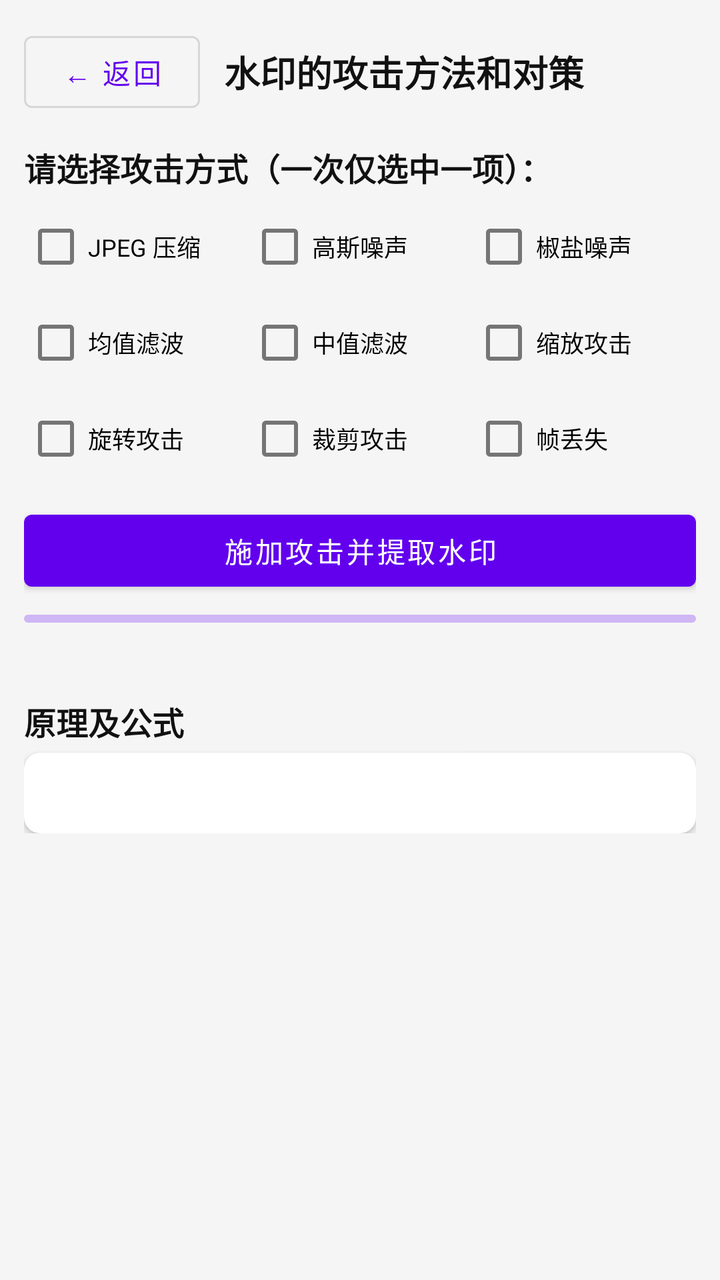
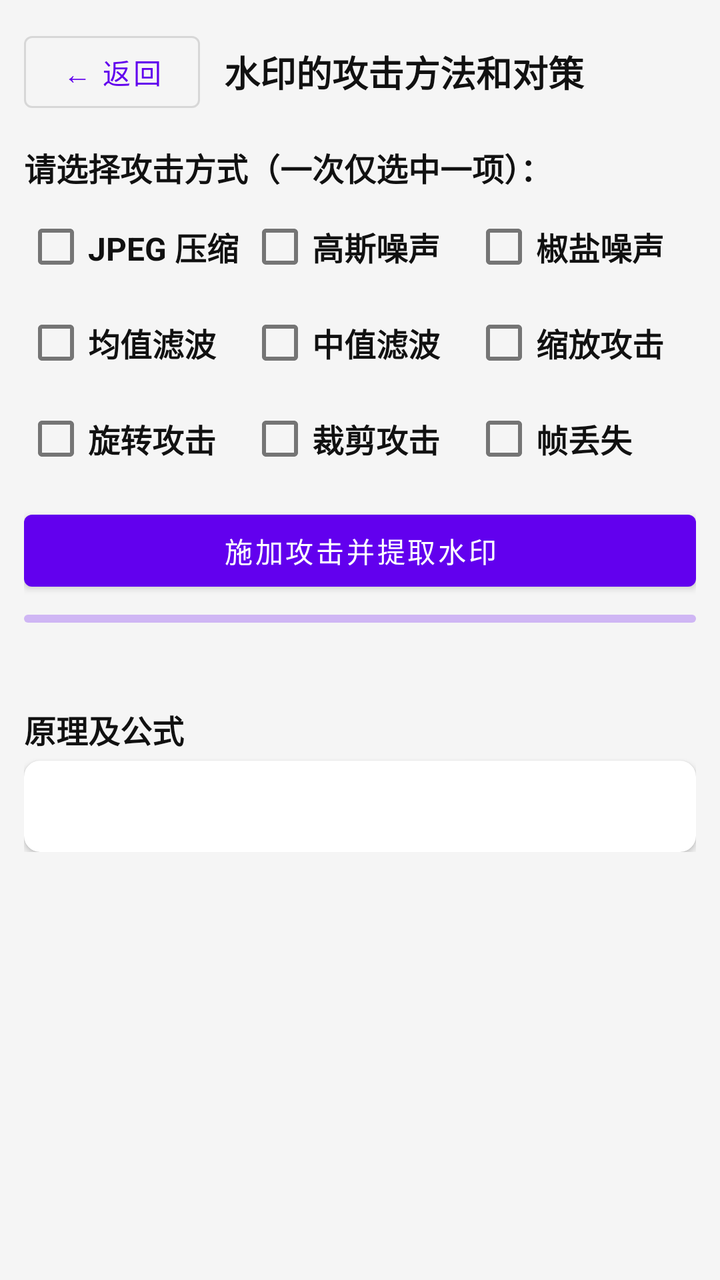

Before-and-after screenshots of an Android layout around one commit, followed by the original layout XML and the change that was made.
<!-- AndroidManifest.xml: application theme Theme.OpencvProcessing -->
<!-- res/layout/fragment_wm_attack_layout.xml -->
<?xml version="1.0" encoding="utf-8"?>
<androidx.core.widget.NestedScrollView xmlns:android="http://schemas.android.com/apk/res/android"
    xmlns:app="http://schemas.android.com/apk/res-auto"
    android:layout_width="match_parent"
    android:layout_height="match_parent"
    android:background="#F5F5F5">

    <LinearLayout
        android:layout_width="match_parent"
        android:layout_height="wrap_content"
        android:orientation="vertical"
        android:padding="12dp">

        
        
        <LinearLayout
            android:layout_width="match_parent"
            android:layout_height="wrap_content"
            android:gravity="center_vertical"
            android:orientation="horizontal">

            <com.google.android.material.button.MaterialButton
                android:id="@+id/btn_back"
                style="@style/Widget.MaterialComponents.Button.OutlinedButton"
                android:layout_width="wrap_content"
                android:layout_height="wrap_content"
                android:text="@string/common_back"
                android:textAllCaps="false" />

            <TextView
                android:layout_width="0dp"
                android:layout_height="wrap_content"
                android:layout_marginStart="12dp"
                android:layout_weight="1"
                android:text="@string/wm_attack_title"
                android:textColor="#111111"
                android:textSize="18sp"
                android:textStyle="bold" />
        </LinearLayout>

        
        
        <TextView
            android:layout_width="match_parent"
            android:layout_height="wrap_content"
            android:layout_marginTop="12dp"
            android:text="@string/wm_attack_select_hint"
            android:textColor="#111111"
            android:textSize="16sp"
            android:textStyle="bold" />

        <GridLayout
            android:layout_width="match_parent"
            android:layout_height="wrap_content"
            android:layout_marginTop="4dp"
            android:columnCount="3"
            android:alignmentMode="alignMargins">

            <com.google.android.material.checkbox.MaterialCheckBox
                android:id="@+id/cb_atk_jpeg"
                android:layout_width="0dp"
                android:layout_height="wrap_content"
                android:layout_columnWeight="1"
                android:text="@string/wm_atk_jpeg"
                android:textSize="12sp" />

            <com.google.android.material.checkbox.MaterialCheckBox
                android:id="@+id/cb_atk_gaussian"
                android:layout_width="0dp"
                android:layout_height="wrap_content"
                android:layout_columnWeight="1"
                android:text="@string/wm_atk_gaussian"
                android:textSize="12sp" />

            <com.google.android.material.checkbox.MaterialCheckBox
                android:id="@+id/cb_atk_salt"
                android:layout_width="0dp"
                android:layout_height="wrap_content"
                android:layout_columnWeight="1"
                android:text="@string/wm_atk_salt"
                android:textSize="12sp" />

            <com.google.android.material.checkbox.MaterialCheckBox
                android:id="@+id/cb_atk_mean"
                android:layout_width="0dp"
                android:layout_height="wrap_content"
                android:layout_columnWeight="1"
                android:text="@string/wm_atk_mean"
                android:textSize="12sp" />

            <com.google.android.material.checkbox.MaterialCheckBox
                android:id="@+id/cb_atk_median"
                android:layout_width="0dp"
                android:layout_height="wrap_content"
                android:layout_columnWeight="1"
                android:text="@string/wm_atk_median"
                android:textSize="12sp" />

            <com.google.android.material.checkbox.MaterialCheckBox
                android:id="@+id/cb_atk_scale"
                android:layout_width="0dp"
                android:layout_height="wrap_content"
                android:layout_columnWeight="1"
                android:text="@string/wm_atk_scale"
                android:textSize="12sp" />

            <com.google.android.material.checkbox.MaterialCheckBox
                android:id="@+id/cb_atk_rotate"
                android:layout_width="0dp"
                android:layout_height="wrap_content"
                android:layout_columnWeight="1"
                android:text="@string/wm_atk_rotate"
                android:textSize="12sp" />

            <com.google.android.material.checkbox.MaterialCheckBox
                android:id="@+id/cb_atk_crop"
                android:layout_width="0dp"
                android:layout_height="wrap_content"
                android:layout_columnWeight="1"
                android:text="@string/wm_atk_crop"
                android:textSize="12sp" />

            <com.google.android.material.checkbox.MaterialCheckBox
                android:id="@+id/cb_atk_drop"
                android:layout_width="0dp"
                android:layout_height="wrap_content"
                android:layout_columnWeight="1"
                android:text="@string/wm_atk_drop"
                android:textSize="12sp" />
        </GridLayout>

        
        
        <com.google.android.material.button.MaterialButton
            android:id="@+id/btn_attack"
            android:layout_width="match_parent"
            android:layout_height="wrap_content"
            android:layout_marginTop="8dp"
            android:text="@string/wm_btn_attack"
            android:textAllCaps="false" />

        
        
        <com.google.android.material.progressindicator.LinearProgressIndicator
            android:id="@+id/progress"
            android:layout_width="match_parent"
            android:layout_height="wrap_content"
            android:layout_marginTop="8dp"
            android:max="100"
            app:trackCornerRadius="4dp" />

        <TextView
            android:id="@+id/tv_status"
            android:layout_width="match_parent"
            android:layout_height="wrap_content"
            android:layout_marginTop="4dp"
            android:textColor="#666666"
            android:textSize="13sp" />

        
        
        <TextView
            android:id="@+id/tv_result_title"
            android:layout_width="match_parent"
            android:layout_height="wrap_content"
            android:layout_marginTop="12dp"
            android:text="@string/wm_attack_result_title"
            android:textColor="#111111"
            android:textSize="16sp"
            android:textStyle="bold"
            android:visibility="gone" />

        <LinearLayout
            android:id="@+id/layout_frame_compare"
            android:layout_width="match_parent"
            android:layout_height="wrap_content"
            android:layout_marginTop="4dp"
            android:orientation="horizontal"
            android:visibility="gone">

            <LinearLayout
                android:layout_width="0dp"
                android:layout_height="wrap_content"
                android:layout_marginEnd="6dp"
                android:layout_weight="1"
                android:orientation="vertical">

                <TextView
                    android:layout_width="match_parent"
                    android:layout_height="wrap_content"
                    android:gravity="center"
                    android:text="@string/wm_watermarked_frame"
                    android:textColor="#333333"
                    android:textSize="13sp"
                    android:textStyle="bold" />

                <ImageView
                    android:id="@+id/iv_frame_before"
                    android:layout_width="match_parent"
                    android:layout_height="110dp"
                    android:layout_marginTop="4dp"
                    android:contentDescription="@string/wm_watermarked_frame_desc"
                    android:scaleType="fitCenter"
                    android:background="#DDDDDD" />
            </LinearLayout>

            <LinearLayout
                android:layout_width="0dp"
                android:layout_height="wrap_content"
                android:layout_marginStart="6dp"
                android:layout_weight="1"
                android:orientation="vertical">

                <TextView
                    android:layout_width="match_parent"
                    android:layout_height="wrap_content"
                    android:gravity="center"
                    android:text="@string/wm_attacked_frame"
                    android:textColor="#333333"
                    android:textSize="13sp"
                    android:textStyle="bold" />

                <ImageView
                    android:id="@+id/iv_frame_after"
                    android:layout_width="match_parent"
                    android:layout_height="110dp"
                    android:layout_marginTop="4dp"
                    android:contentDescription="@string/wm_attacked_frame_desc"
                    android:scaleType="fitCenter"
                    android:background="#DDDDDD" />
            </LinearLayout>
        </LinearLayout>

        
        
        <LinearLayout
            android:id="@+id/layout_extract_result"
            android:layout_width="match_parent"
            android:layout_height="wrap_content"
            android:layout_marginTop="8dp"
            android:orientation="horizontal"
            android:visibility="gone">

            <ImageView
                android:id="@+id/iv_watermark_extracted"
                android:layout_width="96dp"
                android:layout_height="96dp"
                android:contentDescription="@string/wm_watermark_extracted_desc"
                android:scaleType="fitCenter" />

            <TextView
                android:id="@+id/tv_metrics"
                android:layout_width="0dp"
                android:layout_height="wrap_content"
                android:layout_marginStart="12dp"
                android:layout_gravity="center_vertical"
                android:layout_weight="1"
                android:textColor="#1B5E20"
                android:textSize="13sp" />
        </LinearLayout>

        
        
        <TextView
            android:id="@+id/tv_countermeasure_title"
            android:layout_width="match_parent"
            android:layout_height="wrap_content"
            android:layout_marginTop="12dp"
            android:text="@string/wm_countermeasure_title"
            android:textColor="#111111"
            android:textSize="16sp"
            android:textStyle="bold"
            android:visibility="gone" />

        <com.google.android.material.card.MaterialCardView
            android:id="@+id/card_countermeasure"
            android:layout_width="match_parent"
            android:layout_height="wrap_content"
            android:layout_marginTop="4dp"
            app:cardCornerRadius="8dp"
            app:cardElevation="2dp"
            android:visibility="gone">

            <TextView
                android:id="@+id/tv_countermeasure"
                android:layout_width="match_parent"
                android:layout_height="wrap_content"
                android:padding="12dp"
                android:textColor="#333333"
                android:textSize="12sp" />
        </com.google.android.material.card.MaterialCardView>

        
        
        <TextView
            android:layout_width="match_parent"
            android:layout_height="wrap_content"
            android:layout_marginTop="16dp"
            android:text="@string/common_principle_formula"
            android:textColor="#111111"
            android:textSize="16sp"
            android:textStyle="bold" />

        <com.google.android.material.card.MaterialCardView
            android:layout_width="match_parent"
            android:layout_height="wrap_content"
            android:layout_marginTop="4dp"
            app:cardCornerRadius="8dp"
            app:cardElevation="2dp">

            <TextView
                android:id="@+id/tv_formula"
                android:layout_width="match_parent"
                android:layout_height="wrap_content"
                android:padding="12dp"
                android:textColor="#333333"
                android:textSize="12sp" />
        </com.google.android.material.card.MaterialCardView>

    </LinearLayout>
</androidx.core.widget.NestedScrollView>
<!-- resources referenced by this layout -->
<resources>
  <string name="common_back">← 返回</string>
  <string name="common_principle_formula">原理及公式</string>
  <string name="wm_atk_crop">裁剪攻击</string>
  <string name="wm_atk_drop">帧丢失</string>
  <string name="wm_atk_gaussian">高斯噪声</string>
  <string name="wm_atk_jpeg">JPEG 压缩</string>
  <string name="wm_atk_mean">均值滤波</string>
  <string name="wm_atk_median">中值滤波</string>
  <string name="wm_atk_rotate">旋转攻击</string>
  <string name="wm_atk_salt">椒盐噪声</string>
  <string name="wm_atk_scale">缩放攻击</string>
  <string name="wm_attack_result_title">攻击结果（中间帧对比）</string>
  <string name="wm_attack_select_hint">请选择攻击方式（一次仅选中一项）：</string>
  <string name="wm_attack_title">水印的攻击方法和对策</string>
  <string name="wm_attacked_frame">受攻击帧</string>
  <string name="wm_attacked_frame_desc">受攻击视频帧</string>
  <string name="wm_btn_attack">施加攻击并提取水印</string>
  <string name="wm_countermeasure_title">对策说明</string>
  <string name="wm_watermark_extracted_desc">提取出的水印</string>
  <string name="wm_watermarked_frame">含水印帧</string>
  <string name="wm_watermarked_frame_desc">含水印视频帧</string>
  <style name="Theme.OpencvProcessing" parent="Theme.MaterialComponents.DayNight.DarkActionBar">
          
          <item name="colorPrimary">@color/purple_500</item>
          <item name="colorPrimaryVariant">@color/purple_700</item>
          <item name="colorOnPrimary">@color/white</item>
          
          <item name="colorSecondary">@color/teal_200</item>
          <item name="colorSecondaryVariant">@color/teal_700</item>
          <item name="colorOnSecondary">@color/black</item>
          
          <item name="android:statusBarColor">?attr/colorPrimaryVariant</item>
          
      </style>
  <color name="purple_500">#FF6200EE</color>
  <color name="purple_700">#FF3700B3</color>
  <color name="white">#FFFFFFFF</color>
  <color name="teal_200">#FF03DAC5</color>
  <color name="teal_700">#FF018786</color>
  <color name="black">#FF000000</color>
</resources>

<!-- the commit's change to res/layout/fragment_wm_attack_layout.xml (unified diff, before → after) -->
@@ -62,7 +62,9 @@
                 android:layout_height="wrap_content"
                 android:layout_columnWeight="1"
                 android:text="@string/wm_atk_jpeg"
-                android:textSize="12sp" />
+                android:textSize="16sp"
+                android:textStyle="bold"
+                android:textColor="#111111" />
 
             <com.google.android.material.checkbox.MaterialCheckBox
                 android:id="@+id/cb_atk_gaussian"
@@ -70,7 +72,9 @@
                 android:layout_height="wrap_content"
                 android:layout_columnWeight="1"
                 android:text="@string/wm_atk_gaussian"
-                android:textSize="12sp" />
+                android:textSize="16sp"
+                android:textStyle="bold"
+                android:textColor="#111111" />
 
             <com.google.android.material.checkbox.MaterialCheckBox
                 android:id="@+id/cb_atk_salt"
@@ -78,7 +82,9 @@
                 android:layout_height="wrap_content"
                 android:layout_columnWeight="1"
                 android:text="@string/wm_atk_salt"
-                android:textSize="12sp" />
+                android:textSize="16sp"
+                android:textStyle="bold"
+                android:textColor="#111111" />
 
             <com.google.android.material.checkbox.MaterialCheckBox
                 android:id="@+id/cb_atk_mean"
@@ -86,7 +92,9 @@
                 android:layout_height="wrap_content"
                 android:layout_columnWeight="1"
                 android:text="@string/wm_atk_mean"
-                android:textSize="12sp" />
+                android:textSize="16sp"
+                android:textStyle="bold"
+                android:textColor="#111111" />
 
             <com.google.android.material.checkbox.MaterialCheckBox
                 android:id="@+id/cb_atk_median"
@@ -94,7 +102,9 @@
                 android:layout_height="wrap_content"
                 android:layout_columnWeight="1"
                 android:text="@string/wm_atk_median"
-                android:textSize="12sp" />
+                android:textSize="16sp"
+                android:textStyle="bold"
+                android:textColor="#111111" />
 
             <com.google.android.material.checkbox.MaterialCheckBox
                 android:id="@+id/cb_atk_scale"
@@ -102,7 +112,9 @@
                 android:layout_height="wrap_content"
                 android:layout_columnWeight="1"
                 android:text="@string/wm_atk_scale"
-                android:textSize="12sp" />
+                android:textSize="16sp"
+                android:textStyle="bold"
+                android:textColor="#111111" />
 
             <com.google.android.material.checkbox.MaterialCheckBox
                 android:id="@+id/cb_atk_rotate"
@@ -110,7 +122,9 @@
                 android:layout_height="wrap_content"
                 android:layout_columnWeight="1"
                 android:text="@string/wm_atk_rotate"
-                android:textSize="12sp" />
+                android:textSize="16sp"
+                android:textStyle="bold"
+                android:textColor="#111111" />
 
             <com.google.android.material.checkbox.MaterialCheckBox
                 android:id="@+id/cb_atk_crop"
@@ -118,7 +132,9 @@
                 android:layout_height="wrap_content"
                 android:layout_columnWeight="1"
                 android:text="@string/wm_atk_crop"
-                android:textSize="12sp" />
+                android:textSize="16sp"
+                android:textStyle="bold"
+                android:textColor="#111111" />
 
             <com.google.android.material.checkbox.MaterialCheckBox
                 android:id="@+id/cb_atk_drop"
@@ -126,7 +142,9 @@
                 android:layout_height="wrap_content"
                 android:layout_columnWeight="1"
                 android:text="@string/wm_atk_drop"
-                android:textSize="12sp" />
+                android:textSize="16sp"
+                android:textStyle="bold"
+                android:textColor="#111111" />
         </GridLayout>
 
         
@@ -154,8 +172,9 @@
             android:layout_width="match_parent"
             android:layout_height="wrap_content"
             android:layout_marginTop="4dp"
-            android:textColor="#666666"
-            android:textSize="13sp" />
+            android:textSize="16sp"
+            android:textStyle="bold"
+            android:textColor="#111111" />
 
         
         
@@ -286,8 +305,9 @@
                 android:layout_width="match_parent"
                 android:layout_height="wrap_content"
                 android:padding="12dp"
-                android:textColor="#333333"
-                android:textSize="12sp" />
+                android:textSize="16sp"
+                android:textStyle="bold"
+                android:textColor="#111111" />
         </com.google.android.material.card.MaterialCardView>
 
         
@@ -313,8 +333,10 @@
                 android:layout_width="match_parent"
                 android:layout_height="wrap_content"
                 android:padding="12dp"
-                android:textColor="#333333"
-                android:textSize="12sp" />
+
+                android:textSize="16sp"
+                android:textStyle="bold"
+                android:textColor="#111111" />
         </com.google.android.material.card.MaterialCardView>
 
     </LinearLayout>
